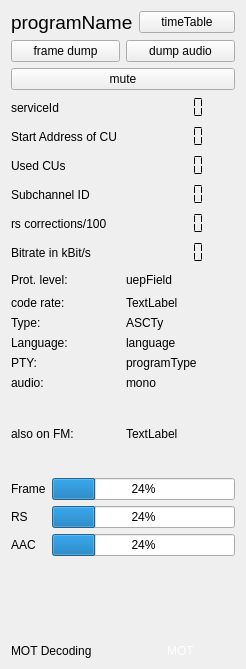
Above: forms/technical_data.ui from JvanKatwijk/qt-dab before the change. Below: the same form after it.
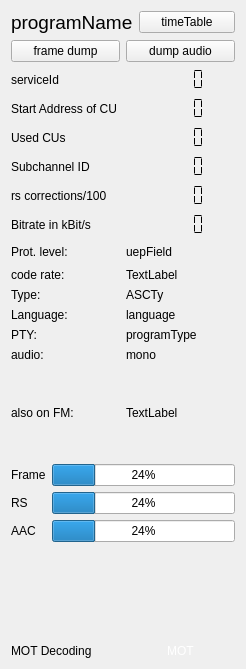
That is the form after the change. Custom widgets are drawn as their Qt base class.

Commit message: moved mute button

Patch:
```diff
--- a/forms/technical_data.ui
+++ b/forms/technical_data.ui
@@ -71,16 +71,6 @@
      </item>
     </layout>
    </item>
-   <item>
-    <widget class="smallPushButton" name="muteButton">
-     <property name="toolTip">
-      <string>&lt;html&gt;&lt;head/&gt;&lt;body&gt;&lt;p&gt;The mute button controls whether or not the sound will be made audible. If set, the sound will be muted for a specified number of seconds, number being set in the configuration widget.&lt;/p&gt;&lt;p&gt;Touching the button when muting is on, will switch it off, as will changing the selected service or changing the channel.&lt;/p&gt;&lt;/body&gt;&lt;/html&gt;</string>
-     </property>
-     <property name="text">
-      <string>mute</string>
-     </property>
-    </widget>
-   </item>
    <item>
     <layout class="QFormLayout" name="formLayout">
      <item row="0" column="0">
```
The commit also changes 19 other files.
